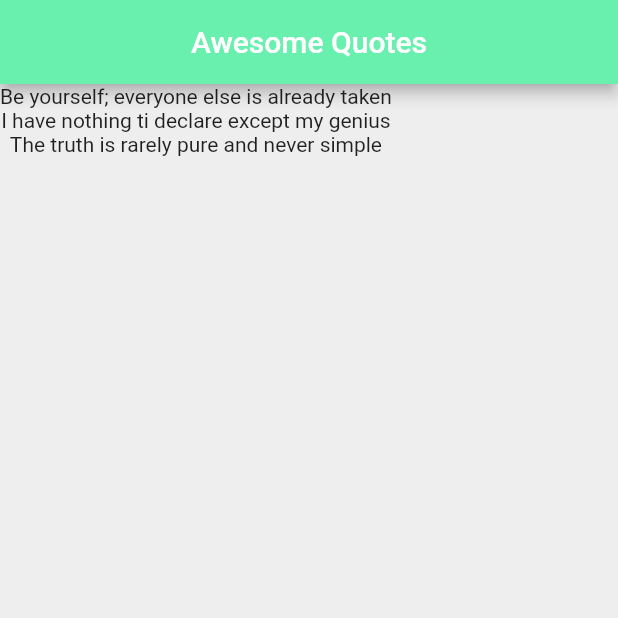
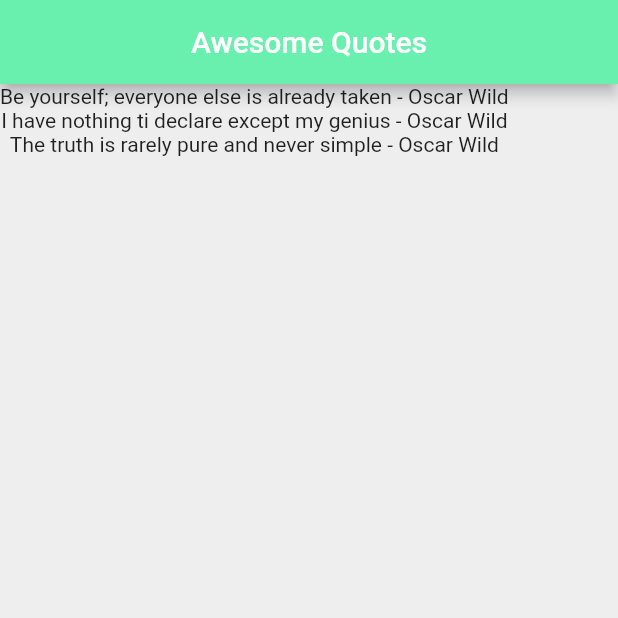
Before and after one commit to developnikita/flutter-begining-course, a Flutter app: the screen it shows after launch, on a phone screen of 412 x 824 dp, the top half of it. Run offline on Flutter 3.47's test engine with Material 2 defaults, Android fonts, the phone set to English and light mode, and no system bars.

Commit message:
learn custom class at dart lang

```diff
--- a/first_lesson/third_learn_app/lib/main.dart
+++ b/first_lesson/third_learn_app/lib/main.dart
@@ -1,4 +1,5 @@
 import 'package:flutter/material.dart';
+import 'quote.dart';
 
 void main() => runApp(MaterialApp(
   home: QuoteList(),
@@ -10,10 +11,10 @@ class QuoteList extends StatefulWidget {
 }
 
 class _QuoteListState extends State<QuoteList> {
-  List<String> quotes = [
-    "Be yourself; everyone else is already taken",
-    "I have nothing ti declare except my genius",
-    "The truth is rarely pure and never simple",
+  List<Quote> quotes = [
+    Quote(author: 'Oscar Wild', text: 'Be yourself; everyone else is already taken'),
+    Quote(author: 'Oscar Wild', text: 'I have nothing ti declare except my genius'),
+    Quote(author: 'Oscar Wild', text: 'The truth is rarely pure and never simple'),
   ];
 
   @override
@@ -21,12 +22,12 @@ class _QuoteListState extends State<QuoteList> {
     return Scaffold(
       backgroundColor: Colors.grey[200],
       appBar: AppBar(
-        title: Text("Awesome Quotes"),
+        title: Text('Awesome Quotes'),
         centerTitle: true,
         backgroundColor: Colors.greenAccent,
       ),
       body: Column(
-        children: quotes.map((quote) => Text(quote)).toList(),
+        children: quotes.map((quote) => Text('${quote.text} - ${quote.author}')).toList(),
       ),
     );
   }
--- /dev/null
+++ b/first_lesson/third_learn_app/lib/quote.dart
@@ -0,0 +1,6 @@
+class Quote {
+  String text;
+  String author;
+
+  Quote({this.text, this.author});
+}
```
